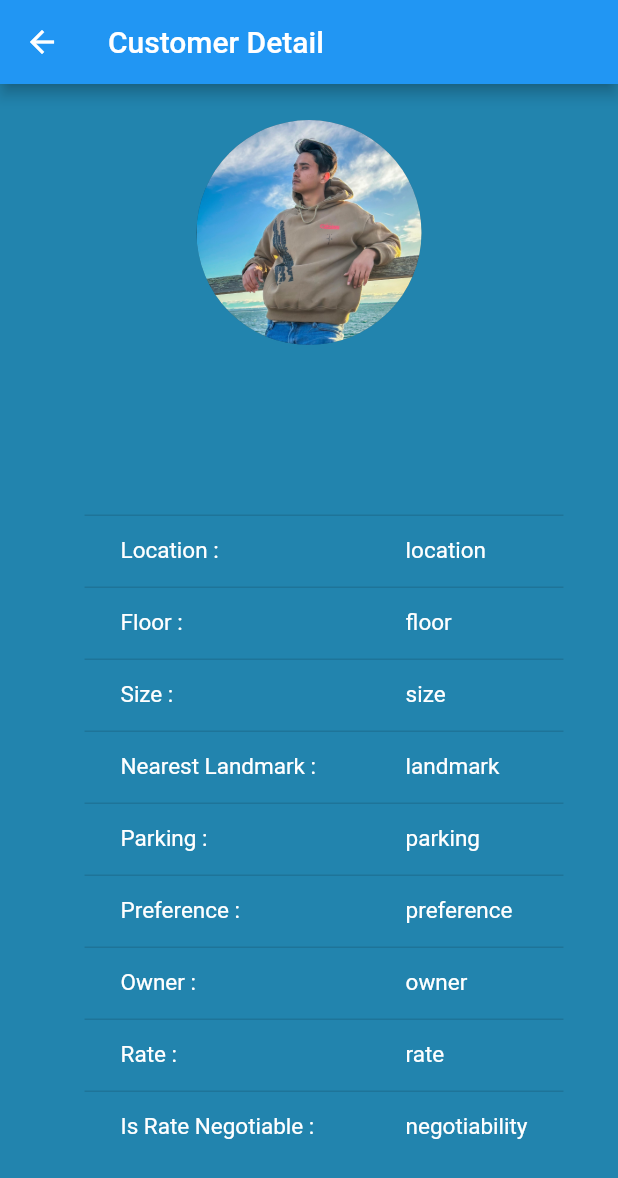
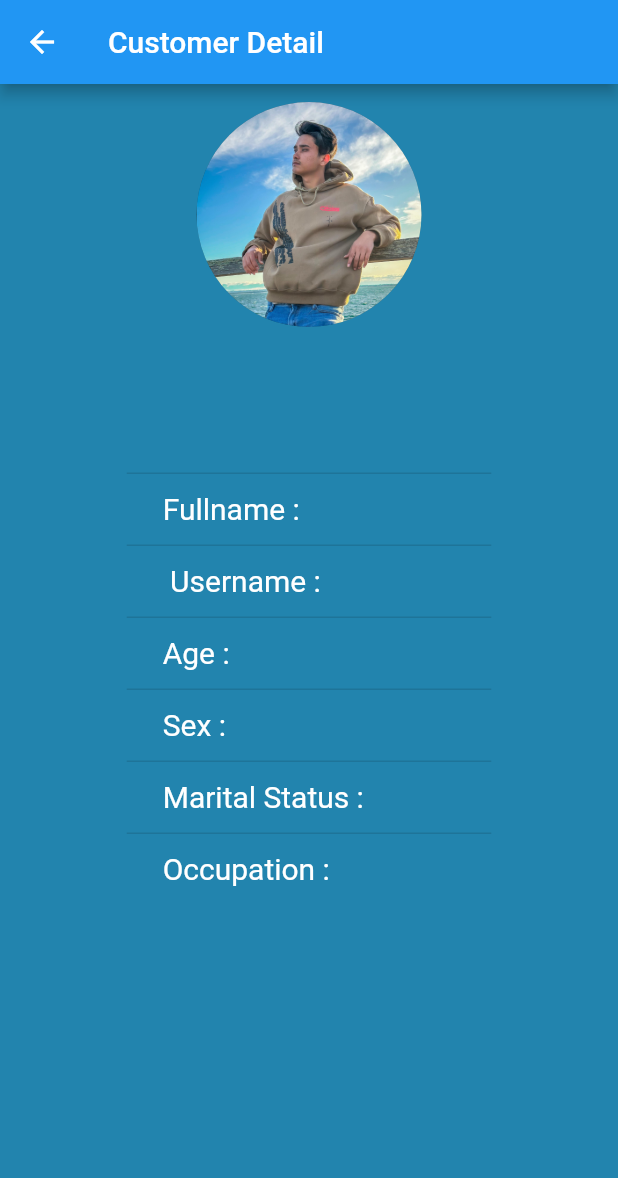
Before and after one commit to kishu-88/room_rental_flutter, a Flutter app: the CustomerDetailView screen opened directly with empty values, on a phone screen of 412 x 824 dp. Shown: the top 1178 px of the screen. Run offline on Flutter 3.47's test engine with Material 2 defaults, Android fonts, the light colour scheme and no system bars; our stand-ins replace cloud_firestore, firebase_auth, firebase_core, firebase_storage, google_sign_in, image_picker and 1 more; accounts and stored records are empty.

Commit message:
updated view customer details

```diff
--- a/lib/RoomOwner/rooms/customerDetailView.dart
+++ b/lib/RoomOwner/rooms/customerDetailView.dart
@@ -11,8 +11,14 @@ class CustomerDetailView extends StatefulWidget {
 }
 
 class _CustomerDetailViewState extends State<CustomerDetailView> {
-  String customerName = '';
-  String customerEmail = '';
+  String fullname = '';
+  String email = '';
+  String username = '';
+  String age = '';
+  String sex = '';
+  String religion=  '';
+  String occupation = '';
+  String maritalStatus = '';
   // Add more variables for other customer information
 
   @override
@@ -31,8 +37,14 @@ class _CustomerDetailViewState extends State<CustomerDetailView> {
       if (snapshot.exists) {
         // Retrieve customer information from the document
         setState(() {
-          customerName = snapshot['name'];
-          customerEmail = snapshot['email'];
+          fullname = snapshot['fullname'];
+          email = snapshot['email'];
+          username = snapshot['username'];
+          age = snapshot['age'];
+          sex = snapshot['sex'];
+          religion = snapshot['religion'];
+          maritalStatus = snapshot['maritalStatus'];
+          occupation = snapshot['occupation'];
           // Set other customer information variables here
         });
       }
@@ -51,7 +63,7 @@ class _CustomerDetailViewState extends State<CustomerDetailView> {
         child: Column(
           children: [
             Container(
-              margin: const EdgeInsets.all(24),
+              margin: const EdgeInsets.all(12),
               width: 150,
               height: 150,
               decoration: BoxDecoration(
@@ -68,9 +80,9 @@ class _CustomerDetailViewState extends State<CustomerDetailView> {
                 ),
               ),
             ),
-            Text(widget.requester,style: TextStyle(fontSize: 20,color: Colors.white),),
+            Text(widget.requester,style: TextStyle(fontSize: 25,color: Colors.white),),
            Container(
-              padding: const EdgeInsets.fromLTRB(20, 10, 0, 0),
+              padding: const EdgeInsets.fromLTRB(0, 0, 0, 0),
               child: DataTable(
                 columns: const <DataColumn>[
                   DataColumn(label: SizedBox.shrink()),
@@ -80,108 +92,72 @@ class _CustomerDetailViewState extends State<CustomerDetailView> {
                   DataRow(
                     cells: <DataCell>[
                       const DataCell(Text(
-                        "Location : ",
-                        style: TextStyle(fontSize: 15, color: Colors.white),
+                        "Fullname : ",
+                        style: TextStyle(fontSize: 20, color: Colors.white),
                       )),
                       DataCell(Text(
-                        "location",
-                        style: TextStyle(fontSize: 15, color: Colors.white),
+                        fullname,
+                        style: TextStyle(fontSize: 20, color: Colors.white),
                       )),
                     ],
                   ),
                   DataRow(
                     cells: <DataCell>[
                       DataCell(Text(
-                        "Floor : ",
-                        style: TextStyle(fontSize: 15, color: Colors.white),
+                        " Username : ",
+                        style: TextStyle(fontSize: 20, color: Colors.white),
                       )),
                       DataCell(Text(
-                        "floor",
-                        style: TextStyle(fontSize: 15, color: Colors.white),
+                        username,
+                        style: TextStyle(fontSize: 20, color: Colors.white),
                       )),
                     ],
                   ),
                   DataRow(
                     cells: <DataCell>[
                       DataCell(Text(
-                        "Size : ",
-                        style: TextStyle(fontSize: 15, color: Colors.white),
+                        "Age : ",
+                        style: TextStyle(fontSize: 20, color: Colors.white),
                       )),
                       DataCell(Text(
-                        "size",
-                        style: TextStyle(fontSize: 15, color: Colors.white),
+                        age,
+                        style: TextStyle(fontSize: 20, color: Colors.white),
                       )),
                     ],
                   ),
                   DataRow(
                     cells: <DataCell>[
                       DataCell(Text(
-                        "Nearest Landmark : ",
-                        style: TextStyle(fontSize: 15, color: Colors.white),
+                        "Sex : ",
+                        style: TextStyle(fontSize: 20, color: Colors.white),
                       )),
                       DataCell(Text(
-                        "landmark",
-                        style: TextStyle(fontSize: 15, color: Colors.white),
+                        sex,
+                        style: TextStyle(fontSize: 20, color: Colors.white),
                       )),
                     ],
                   ),
                   DataRow(
                     cells: <DataCell>[
                       DataCell(Text(
-                        "Parking : ",
-                        style: TextStyle(fontSize: 15, color: Colors.white),
+                        "Marital Status : ",
+                        style: TextStyle(fontSize: 20, color: Colors.white),
                       )),
                       DataCell(Text(
-                        "parking",
-                        style: TextStyle(fontSize: 15, color: Colors.white),
+                        maritalStatus,
+                        style: TextStyle(fontSize: 20, color: Colors.white),
                       )),
                     ],
                   ),
                   DataRow(
                     cells: <DataCell>[
                       DataCell(Text(
-                        "Preference : ",
-                        style: TextStyle(fontSize: 15, color: Colors.white),
+                        "Occupation : ",
+                        style: TextStyle(fontSize: 20, color: Colors.white),
                       )),
                       DataCell(Text(
-                        "preference",
-                        style: TextStyle(fontSize: 15, color: Colors.white),
-                      )),
-                    ],
-                  ),
-                  DataRow(
-                    cells: <DataCell>[
-                      DataCell(Text(
-                        "Owner : ",
-                        style: TextStyle(fontSize: 15, color: Colors.white),
-                      )),
-                      DataCell(Text(
-                        "owner",
-                        style: TextStyle(fontSize: 15, color: Colors.white),
-                      )),
-                    ],
-                  ),
-                  DataRow(
-                    cells: <DataCell>[
-                      DataCell(Text(
-                        "Rate : ",
-                        style: TextStyle(fontSize: 15, color: Colors.white),
-                      )),
-                      DataCell(Text(
-                        "rate",
-                        style: TextStyle(fontSize: 15, color: Colors.white),
-                      )),
-                    ],
-                  ),
-                  DataRow(
-                    cells: <DataCell>[
-                      DataCell(Text(
-                        "Is Rate Negotiable : ",
-                        style: TextStyle(fontSize: 15, color: Colors.white),
-                      )),
-                      DataCell(Text(
-                        "negotiability",
-                        style: TextStyle(fontSize: 15, color: Colors.white),
+                        occupation,
+                        style: TextStyle(fontSize: 20, color: Colors.white),
                       )),
                     ],
                   ),
--- a/lib/customer/customerProfile.dart
+++ b/lib/customer/customerProfile.dart
@@ -95,8 +95,8 @@ class _CustomerProfilePageState extends State<CustomerProfilePage> {
             children: [
               Container(
                 margin: const EdgeInsets.all(24),
-                width: 200,
-                height: 200,
+                width: 100,
+                height: 100,
                 decoration: BoxDecoration(
                   borderRadius: BorderRadius.circular(100),
                   color: const Color.fromARGB(255, 27, 91, 118),
```
Also changed, not shown: lib/customer/customerEditProfile.dart (+114 -78 lines).
